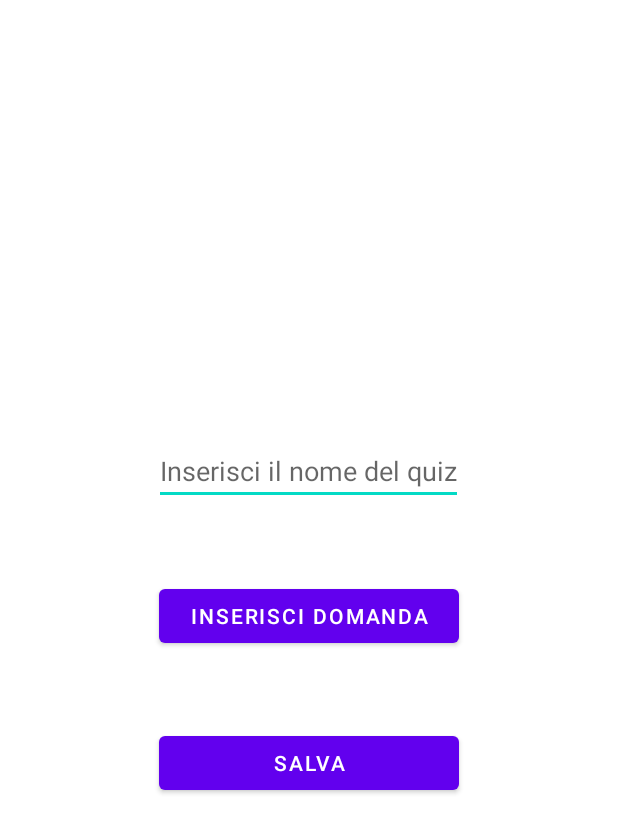
After one commit to simonedimeglio/kotlin-android-final-app, an Android app: the layout popup_create.xml on its own in the app's theme, with its tools: preview values and no code run, on a phone screen of 412 x 824 dp. The commit adds this screen. Shown: the top 833 px of the screen. Run offline under Robolectric (Android 15) with nearby library versions, the phone set to English and light mode, and no system bars.

Commit message:
setting CRUD (update CREATE and add MODIFY popup)

```diff
--- /dev/null
+++ b/Serious Game/app/src/main/res/layout/popup_create.xml
@@ -0,0 +1,32 @@
+<?xml version="1.0" encoding="utf-8"?>
+<LinearLayout
+    xmlns:android="http://schemas.android.com/apk/res/android"
+    android:layout_width="match_parent"
+    android:layout_height="match_parent"
+    android:gravity="center"
+    android:orientation="vertical">
+
+    <EditText
+        android:id="@+id/editText"
+        android:layout_width="wrap_content"
+        android:layout_height="wrap_content"
+        android:hint="Inserisci il nome del quiz"
+        android:textAlignment="center"
+        android:layout_marginTop="50dp"/>
+
+    <Button
+        android:id="@+id/question_menu"
+        android:layout_width="200dp"
+        android:layout_height="wrap_content"
+        android:layout_margin="50dp"
+        android:text="Inserisci domanda"/>
+
+    <Button
+        android:id="@+id/save1"
+        android:layout_width="200dp"
+        android:layout_height="wrap_content"
+        android:text="salva"
+        android:layout_marginBottom="50dp"/>
+
+
+</LinearLayout>
```
Also changed, not shown: Serious Game/app/src/main/java/com/seriousgame/clyf/admin/AdminActivity.kt (+35 -8 lines), Serious Game/app/src/main/res/layout/popup_modify.xml (added, +23 -0 lines).
